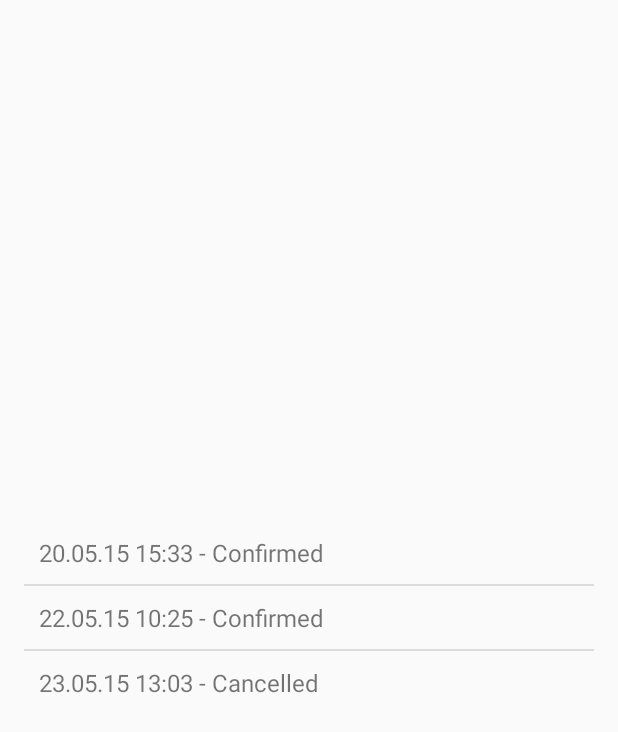
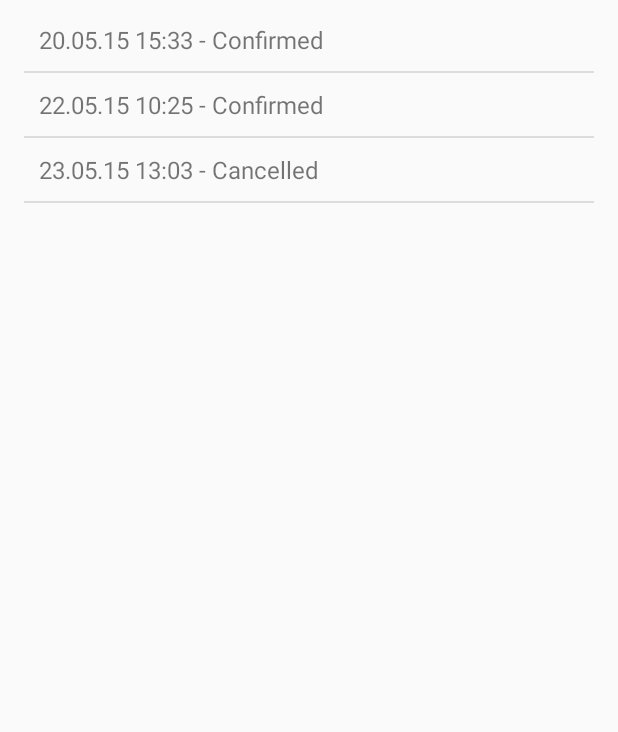
Before and after one commit to alirustamov/Adiutor, an Android app: the History screen opened directly, with no data from a screen before it, on a phone screen of 412 x 824 dp. Shown: the top 732 px of the screen. Run offline under Robolectric (Android 15) with nearby library versions, the phone set to English and light mode, and no system bars.

Commit message:
Fixed 'history' activity gravity

```diff
--- a/bluetooth-spp-terminal/src/main/java/ru/sash0k/bluetooth_terminal/activity/ContactsBase.java
+++ b/bluetooth-spp-terminal/src/main/java/ru/sash0k/bluetooth_terminal/activity/ContactsBase.java
@@ -36,6 +36,7 @@ public class ContactsBase extends Activity {
         phoneModels = new ArrayList<PhoneModel>();
 
         listView = (ListView) findViewById(R.id.listJe);
+
         addContact = (Button) findViewById(R.id.addContact);
         addContact.setOnClickListener(new View.OnClickListener() {
             @Override
--- a/bluetooth-spp-terminal/src/main/res/layout/activity_history.xml
+++ b/bluetooth-spp-terminal/src/main/res/layout/activity_history.xml
@@ -7,10 +7,9 @@
     tools:context="ru.sash0k.bluetooth_terminal.activity.History">
 
     <ListView
-        android:layout_width="wrap_content"
-        android:layout_height="wrap_content"
+        android:layout_width="match_parent"
+        android:layout_height="match_parent"
         android:id="@+id/listView2"
-        android:layout_centerVertical="true"
         android:layout_alignParentRight="true"
         android:layout_alignParentEnd="true" />
 </RelativeLayout>
```
